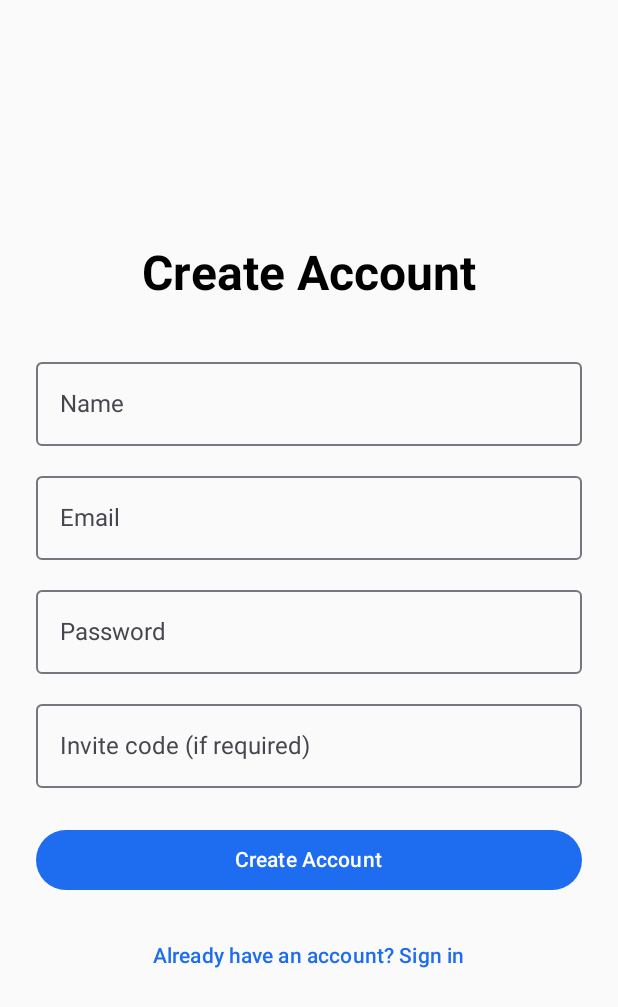
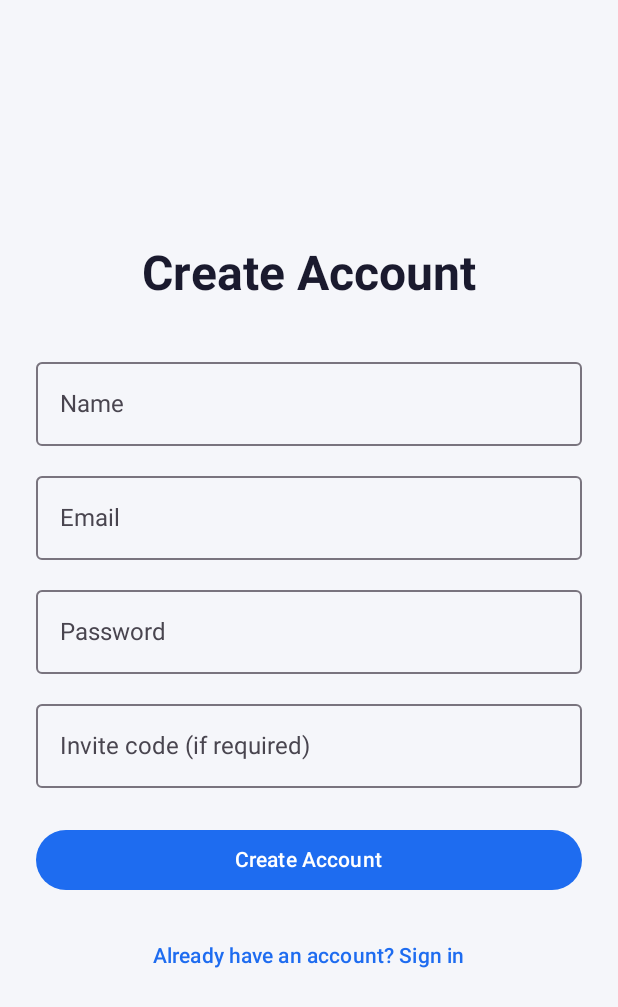
Before and after one commit to CDRaab01/Spotter, an Android app built with Jetpack Compose: the screen it shows after launch (MainActivity), after a tap on "Don't have an account? Create one", on a phone screen of 412 x 824 dp. Shown: the top 1007 px of the screen. Run offline under Robolectric (Android 15) with nearby library versions, the phone set to English and light mode, and no system bars; our stand-ins replace Dagger/Hilt's generated code, Room's generated code; libraries missing offline, so code that uses them is left out: com.jakewharton.retrofit2; network calls fail; 2 other taps on this screen came first.

Commit message:
Make login/auth screens follow dark mode with readable text
The login and register screens use a bare Column with no Scaffold/Surface,
so they showed the hardcoded-light window background even when dark mode was
on, and their text rendered low-contrast against it.

- Wrap the nav graph in a themed Surface (colorScheme.background) in
  MainActivity so every screen — including those without their own
  Scaffold — follows the dark/light theme and inherits a readable
  onBackground content color.
- Define onBackground for the dark color scheme so on-background text is
  light and high-contrast in dark mode.
- Set a day/night window background (values + values-night) so the launch
  frame matches the theme instead of flashing white.

https://claude.ai/code/session_01Ff1US6JStD3d9tJ9RMWfXi

```diff
--- a/android/app/src/main/java/com/spotter/MainActivity.kt
+++ b/android/app/src/main/java/com/spotter/MainActivity.kt
@@ -5,9 +5,13 @@ import androidx.activity.ComponentActivity
 import androidx.activity.compose.setContent
 import androidx.activity.enableEdgeToEdge
 import androidx.compose.foundation.isSystemInDarkTheme
+import androidx.compose.foundation.layout.fillMaxSize
+import androidx.compose.material3.MaterialTheme
+import androidx.compose.material3.Surface
 import androidx.compose.runtime.CompositionLocalProvider
 import androidx.compose.runtime.collectAsState
 import androidx.compose.runtime.getValue
+import androidx.compose.ui.Modifier
 import com.spotter.ui.navigation.AppNavGraph
 import com.spotter.ui.navigation.Screen
 import com.spotter.ui.theme.LocalDistanceUnit
@@ -59,7 +63,15 @@ class MainActivity : ComponentActivity() {
                     LocalWeightUnit provides weightUnit,
                     LocalDistanceUnit provides distanceUnit,
                 ) {
-                    AppNavGraph(startDestination = startDestination)
+                    // Paint a themed background behind every screen so screens without their
+                    // own Scaffold/Surface (e.g. Login, Register) follow the dark/light theme
+                    // and inherit a readable onBackground content color.
+                    Surface(
+                        modifier = Modifier.fillMaxSize(),
+                        color = MaterialTheme.colorScheme.background,
+                    ) {
+                        AppNavGraph(startDestination = startDestination)
+                    }
                 }
             }
         }
--- a/android/app/src/main/java/com/spotter/ui/theme/Theme.kt
+++ b/android/app/src/main/java/com/spotter/ui/theme/Theme.kt
@@ -23,6 +23,7 @@ private val DarkColors = darkColorScheme(
     background = SpotterDarkBg,
     surface = SpotterDarkSurface,
     surfaceVariant = SpotterDarkSurfaceVariant,
+    onBackground = SpotterDarkOnSurface,
     onSurface = SpotterDarkOnSurface,
     onSurfaceVariant = SpotterDarkOnSurfaceVariant,
     error = SpotterRed,
--- /dev/null
+++ b/android/app/src/main/res/values-night/themes.xml
@@ -0,0 +1,9 @@
+<?xml version="1.0" encoding="utf-8"?>
+<resources>
+    <!-- Dark window for system night mode so the launch frame matches the dark theme
+         (Compose applies the in-app theme; this just covers the pre-Compose frame). -->
+    <style name="Theme.Spotter" parent="android:Theme.Material.NoActionBar">
+        <!-- Matches SpotterDarkBg. -->
+        <item name="android:windowBackground">#FF0F0F14</item>
+    </style>
+</resources>
--- a/android/app/src/main/res/values/themes.xml
+++ b/android/app/src/main/res/values/themes.xml
@@ -1,4 +1,7 @@
 <?xml version="1.0" encoding="utf-8"?>
 <resources>
-    <style name="Theme.Spotter" parent="android:Theme.Material.Light.NoActionBar" />
+    <style name="Theme.Spotter" parent="android:Theme.Material.Light.NoActionBar">
+        <!-- Matches SpotterBackground (light) so the launch frame isn't a white flash. -->
+        <item name="android:windowBackground">#FFF5F6FA</item>
+    </style>
 </resources>
```
